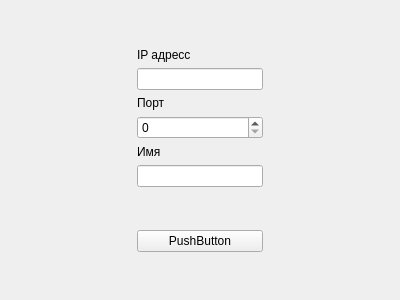
Before: the Qt Designer form multyplay/authform.ui in moevm/gui-1h2018-11, drawn with Qt 5.
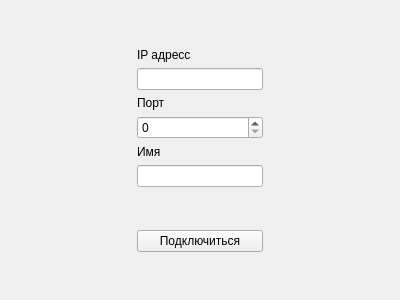
After: the same form once the commit is applied.

What changed in the file:
```diff
--- a/multyplay/authform.ui
+++ b/multyplay/authform.ui
@@ -84,7 +84,7 @@
      <item>
       <widget class="QPushButton" name="connect">
        <property name="text">
-        <string>PushButton</string>
+        <string>Подключиться</string>
        </property>
       </widget>
      </item>
```
